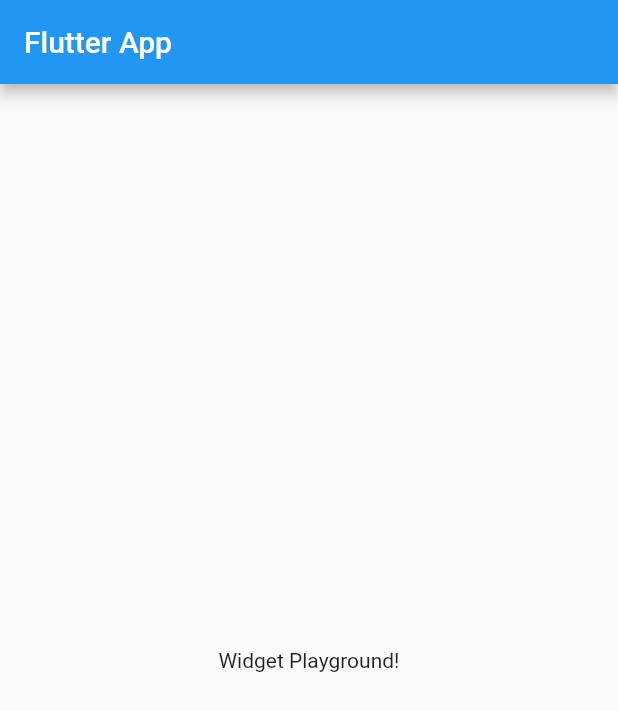
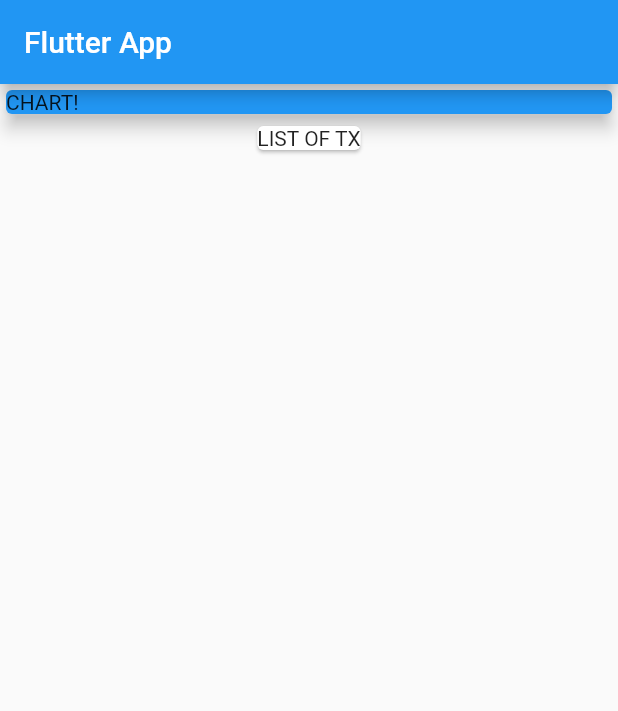
Before and after one commit to oliviasl/Expense-Tracker, a Flutter app: the screen it shows after launch, on a phone screen of 412 x 824 dp. Shown: the top 711 px of the screen. Run offline on Flutter 3.47's test engine with Material 2 defaults, Android fonts, the phone set to English and light mode, and no system bars.

Commit message:
Update main.dart

```diff
--- a/lib/main.dart
+++ b/lib/main.dart
@@ -19,8 +19,20 @@ class MyHomePage extends StatelessWidget {
       appBar: AppBar(
         title: Text('Flutter App'),
       ),
-      body: Center(
-        child: Text('Widget Playground!'),
+      body: Column(
+        children: <Widget>[
+          Container(
+            width: double.infinity,
+            child: Card(
+              child: Text('CHART!'),
+              color: Colors.blue,
+              elevation: 5,
+            ),
+          ),
+          Card(
+            child: Text('LIST OF TX'),
+          ),
+        ],
       ),
     );
   }
```
